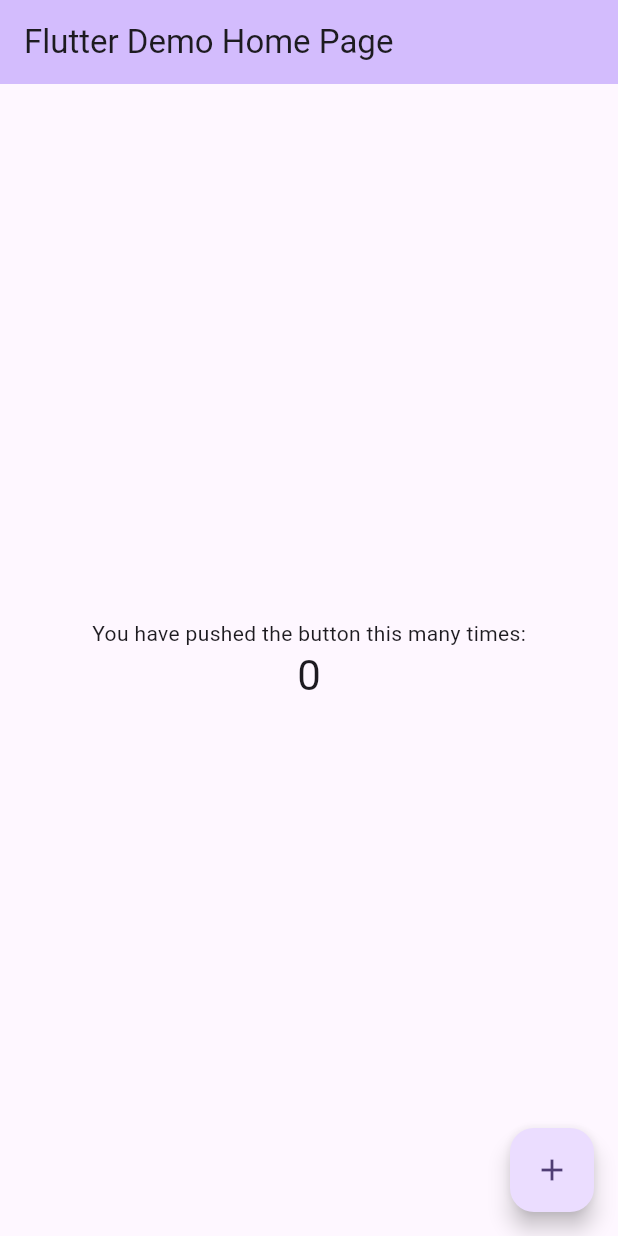
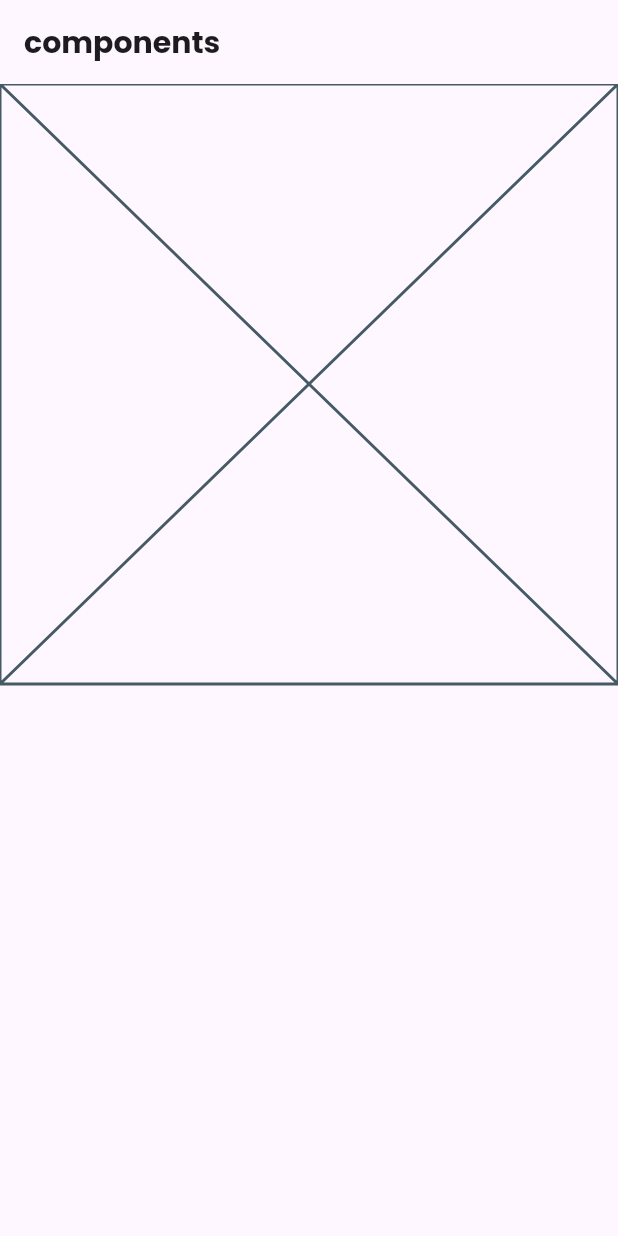
Before and after one commit to tmdeh/flutter_course, a Flutter app: the screen it shows after launch, on a phone screen of 412 x 824 dp. Run offline on Flutter 3.47's test engine with Material 3 defaults, Android fonts, the phone set to English and light mode, and no system bars; our stand-ins replace google_fonts.

Commit message:
컴포넌트 작성 준비

```diff
--- /dev/null
+++ b/lib/core/presentation/components/big_button.dart
@@ -0,0 +1,10 @@
+import 'package:flutter/material.dart';
+
+class BigButton extends StatelessWidget {
+  const BigButton({super.key});
+
+  @override
+  Widget build(BuildContext context) {
+    return const Placeholder();
+  }
+}
--- a/lib/main.dart
+++ b/lib/main.dart
@@ -1,4 +1,6 @@
 import 'package:flutter/material.dart';
+import 'package:flutter_study/core/presentation/components/big_button.dart';
+import 'package:flutter_study/ui/text_styles.dart';
 
 void main() {
   runApp(const MyApp());
@@ -13,109 +15,26 @@ class MyApp extends StatelessWidget {
     return MaterialApp(
       title: 'Flutter Demo',
       theme: ThemeData(
-        // This is the theme of your application.
-        //
-        // TRY THIS: Try running your application with "flutter run". You'll see
-        // the application has a purple toolbar. Then, without quitting the app,
-        // try changing the seedColor in the colorScheme below to Colors.green
-        // and then invoke "hot reload" (save your changes or press the "hot
-        // reload" button in a Flutter-supported IDE, or press "r" if you used
-        // the command line to start the app).
-        //
-        // Notice that the counter didn't reset back to zero; the application
-        // state is not lost during the reload. To reset the state, use hot
-        // restart instead.
-        //
-        // This works for code too, not just values: Most code changes can be
-        // tested with just a hot reload.
         colorScheme: .fromSeed(seedColor: Colors.deepPurple),
       ),
-      home: const MyHomePage(title: 'Flutter Demo Home Page'),
+      home: const MyHomePage(),
     );
   }
 }
 
-class MyHomePage extends StatefulWidget {
-  const MyHomePage({super.key, required this.title});
-
-  // This widget is the home page of your application. It is stateful, meaning
-  // that it has a State object (defined below) that contains fields that affect
-  // how it looks.
-
-  // This class is the configuration for the state. It holds the values (in this
-  // case the title) provided by the parent (in this case the App widget) and
-  // used by the build method of the State. Fields in a Widget subclass are
-  // always marked "final".
-
-  final String title;
-
-  @override
-  State<MyHomePage> createState() => _MyHomePageState();
-}
-
-class _MyHomePageState extends State<MyHomePage> {
-  int _counter = 0;
-
-  void _incrementCounter() {
-    setState(() {
-      // This call to setState tells the Flutter framework that something has
-      // changed in this State, which causes it to rerun the build method below
-      // so that the display can reflect the updated values. If we changed
-      // _counter without calling setState(), then the build method would not be
-      // called again, and so nothing would appear to happen.
-      _counter++;
-    });
-  }
+class MyHomePage extends StatelessWidget {
+  const MyHomePage({super.key});
 
   @override
   Widget build(BuildContext context) {
-    // This method is rerun every time setState is called, for instance as done
-    // by the _incrementCounter method above.
-    //
-    // The Flutter framework has been optimized to make rerunning build methods
-    // fast, so that you can just rebuild anything that needs updating rather
-    // than having to individually change instances of widgets.
     return Scaffold(
       appBar: AppBar(
-        // TRY THIS: Try changing the color here to a specific color (to
-        // Colors.amber, perhaps?) and trigger a hot reload to see the AppBar
-        // change color while the other colors stay the same.
-        backgroundColor: Theme.of(context).colorScheme.inversePrimary,
-        // Here we take the value from the MyHomePage object that was created by
-        // the App.build method, and use it to set our appbar title.
-        title: Text(widget.title),
+        title: Text("components", style: TextStyles.largeBold,),
       ),
-      body: Center(
-        // Center is a layout widget. It takes a single child and positions it
-        // in the middle of the parent.
-        child: Column(
-          // Column is also a layout widget. It takes a list of children and
-          // arranges them vertically. By default, it sizes itself to fit its
-          // children horizontally, and tries to be as tall as its parent.
-          //
-          // Column has various properties to control how it sizes itself and
-          // how it positions its children. Here we use mainAxisAlignment to
-          // center the children vertically; the main axis here is the vertical
-          // axis because Columns are vertical (the cross axis would be
-          // horizontal).
-          //
-          // TRY THIS: Invoke "debug painting" (choose the "Toggle Debug Paint"
-          // action in the IDE, or press "p" in the console), to see the
-          // wireframe for each widget.
-          mainAxisAlignment: .center,
-          children: [
-            const Text('You have pushed the button this many times:'),
-            Text(
-              '$_counter',
-              style: Theme.of(context).textTheme.headlineMedium,
-            ),
-          ],
-        ),
-      ),
-      floatingActionButton: FloatingActionButton(
-        onPressed: _incrementCounter,
-        tooltip: 'Increment',
-        child: const Icon(Icons.add),
+      body: ListView(
+        children: [
+          BigButton(),
+        ],
       ),
     );
   }
--- a/lib/ui/text_styles.dart
+++ b/lib/ui/text_styles.dart
@@ -1,101 +1,88 @@
 import 'package:flutter/material.dart';
+import 'package:google_fonts/google_fonts.dart';
 
 abstract class TextStyles {
   // Poppins - Bold
-  static const TextStyle titleBold = TextStyle(
-    fontFamily: 'Poppins',
+  static TextStyle titleBold = GoogleFonts.poppins(
     fontWeight: FontWeight.bold,
     fontSize: 50,
     height: 1.5,
   );
 
-  static const TextStyle headerBold = TextStyle(
-    fontFamily: 'Poppins',
+  static TextStyle headerBold = GoogleFonts.poppins(
     fontWeight: FontWeight.bold,
     fontSize: 30,
     height: 1.5,
   );
 
-  static const TextStyle largeBold = TextStyle(
-    fontFamily: 'Poppins',
+  static TextStyle largeBold = GoogleFonts.poppins(
     fontWeight: FontWeight.bold,
     fontSize: 20,
     height: 1.5,
   );
 
-  static const TextStyle mediumBold = TextStyle(
-    fontFamily: 'Poppins',
+  static TextStyle mediumBold = GoogleFonts.poppins(
     fontWeight: FontWeight.bold,
     fontSize: 18,
     height: 1.5,
   );
 
-  static const TextStyle normalBold = TextStyle(
-    fontFamily: 'Poppins',
+  static TextStyle normalBold = GoogleFonts.poppins(
     fontWeight: FontWeight.bold,
     fontSize: 16,
     height: 1.5,
   );
 
-  static const TextStyle smallBold = TextStyle(
-    fontFamily: 'Poppins',
+  static TextStyle smallBold = GoogleFonts.poppins(
     fontWeight: FontWeight.bold,
     fontSize: 14,
     height: 1.5,
   );
 
-  static const TextStyle smallerBold = TextStyle(
-    fontFamily: 'Poppins',
+  static TextStyle smallerBold = GoogleFonts.poppins(
     fontWeight: FontWeight.bold,
     fontSize: 11,
     height: 1.55,
   );
 
   // Poppins - Regular
-  static const TextStyle titleRegular = TextStyle(
-    fontFamily: 'Poppins',
+  static TextStyle titleRegular = GoogleFonts.poppins(
     fontWeight: FontWeight.normal,
     fontSize: 50,
     height: 1.5,
   );
 
-  static const TextStyle headerRegular = TextStyle(
-    fontFamily: 'Poppins',
+  static TextStyle headerRegular = GoogleFonts.poppins(
     fontWeight: FontWeight.normal,
     fontSize: 30,
     height: 1.5,
   );
 
-  static const TextStyle largeRegular = TextStyle(
-    fontFamily: 'Poppins',
+  static TextStyle largeRegular = GoogleFonts.poppins(
     fontWeight: FontWeight.normal,
     fontSize: 20,
     height: 1.5,
   );
 
-  static const TextStyle mediumRegular = TextStyle(
-    fontFamily: 'Poppins',
+  static TextStyle mediumRegular = GoogleFonts.poppins(
     fontWeight: FontWeight.normal,
     fontSize: 18,
     height: 1.5,
   );
 
-  static const TextStyle normalRegular = TextStyle(
-    fontFamily: 'Poppins',
+  static TextStyle normalRegular = GoogleFonts.poppins(
     fontWeight: FontWeight.normal,
     fontSize: 16,
     height: 1.5,
   );
 
-  static const TextStyle smallRegular = TextStyle(
-    fontFamily: 'Poppins',
+  static TextStyle smallRegular = GoogleFonts.poppins(
     fontWeight: FontWeight.normal,
     fontSize: 14,
     height: 1.5,
   );
 
-  static const TextStyle smallerRegular = TextStyle(
-    fontFamily: 'Poppins',
+  static TextStyle smallerRegular = GoogleFonts.poppins(
     fontWeight: FontWeight.normal,
     fontSize: 11,
     height: 1.55,
--- a/pubspec.yaml
+++ b/pubspec.yaml
@@ -34,6 +34,7 @@ dependencies:
   # The following adds the Cupertino Icons font to your application.
   # Use with the CupertinoIcons class for iOS style icons.
   cupertino_icons: ^1.0.8
+  google_fonts: ^8.0.0
 
 dev_dependencies:
   flutter_test:
```
Also changed, not shown: pubspec.lock, 4 other files.
